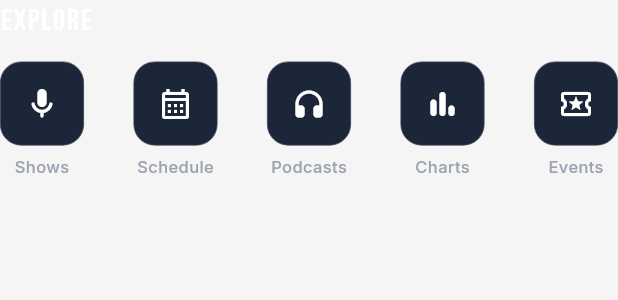
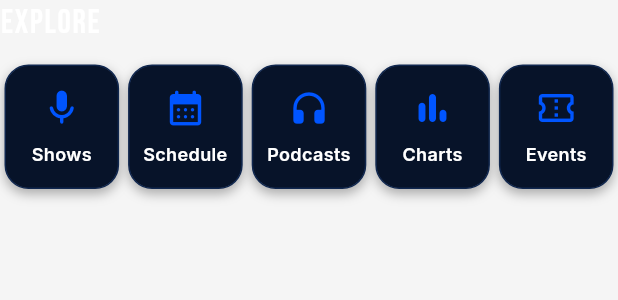
Before and after one commit to m16-omar/93.5-Area-FM-App, a Flutter app: the ExploreGridWidget widget shown alone on an empty page, opened directly, on a phone screen of 412 x 824 dp. Shown: the top 300 px of the screen. Run offline on Flutter 3.47's test engine with Material 3 defaults, Android fonts, the phone set to English and light mode, and no system bars; our stand-ins replace cached_network_image, dio, flutter_riverpod, go_router, google_fonts, hive_flutter and 3 more; accounts and stored records are empty; network calls fail.

Commit message:
fix: update ExploreGridWidget cards to match exact designer mockup in Home Screen.png

```diff
--- a/lib/src/views/home/widgets/explore_grid.dart
+++ b/lib/src/views/home/widgets/explore_grid.dart
@@ -1,19 +1,20 @@
 import 'package:flutter/material.dart';
 import 'package:go_router/go_router.dart';
 import 'package:google_fonts/google_fonts.dart';
-import '../../../../const/app_colors.dart';
 import '../../../routes/route_names.dart';
 
-/// 5-item quick-nav explore grid matching Home Screen.png
+/// 5-item quick-nav explore grid matching the designer spec in Home Screen.png
+/// Each item is a rounded dark navy container card holding both a bright blue icon
+/// and centered white label text.
 class ExploreGridWidget extends StatelessWidget {
   const ExploreGridWidget({super.key});
 
   static const _items = [
     _ExploreItem(icon: Icons.mic_rounded, label: 'Shows', route: RouteNames.shows),
-    _ExploreItem(icon: Icons.calendar_month_outlined, label: 'Schedule', route: RouteNames.shows),
+    _ExploreItem(icon: Icons.calendar_month_rounded, label: 'Schedule', route: RouteNames.shows),
     _ExploreItem(icon: Icons.headphones_rounded, label: 'Podcasts', route: RouteNames.podcasts),
     _ExploreItem(icon: Icons.bar_chart_rounded, label: 'Charts', route: RouteNames.charts),
-    _ExploreItem(icon: Icons.local_activity_outlined, label: 'Events', route: RouteNames.events),
+    _ExploreItem(icon: Icons.confirmation_number_outlined, label: 'Events', route: RouteNames.events),
   ];
 
   @override
@@ -25,7 +26,7 @@ class ExploreGridWidget extends StatelessWidget {
           'EXPLORE',
           style: GoogleFonts.bebasNeue(
             color: Colors.white,
-            fontSize: 20,
+            fontSize: 22,
             letterSpacing: 1.2,
           ),
         ),
@@ -47,30 +48,51 @@ class _ExploreButton extends StatelessWidget {
 
   @override
   Widget build(BuildContext context) {
-    return GestureDetector(
+    return Expanded(
+      child: GestureDetector(
         onTap: () => context.push(item.route),
+        child: Container(
+          margin: const EdgeInsets.symmetric(horizontal: 3),
+          padding: const EdgeInsets.symmetric(vertical: 14, horizontal: 2),
+          decoration: BoxDecoration(
+            color: const Color(0xFF071329),
+            borderRadius: BorderRadius.circular(16),
+            border: Border.all(
+              color: const Color(0xFF0F264E),
+              width: 1,
+            ),
+            boxShadow: [
+              BoxShadow(
+                color: Colors.black.withValues(alpha: 0.3),
+                blurRadius: 6,
+                offset: const Offset(0, 3),
+              ),
+            ],
+          ),
           child: Column(
+            mainAxisSize: MainAxisSize.min,
+            mainAxisAlignment: MainAxisAlignment.center,
             children: [
-          Container(
-            width: 56,
-            height: 56,
-            decoration: BoxDecoration(
-              color: AppColors.surfaceDark2,
-              borderRadius: BorderRadius.circular(14),
-              border: Border.all(color: AppColors.borderDark, width: 0.5),
+              Icon(
+                item.icon,
+                color: const Color(0xFF0055FF),
+                size: 28,
               ),
-            child: Icon(item.icon, color: Colors.white, size: 24),
-          ),
-          const SizedBox(height: 6),
+              const SizedBox(height: 8),
               Text(
                 item.label,
                 style: GoogleFonts.inter(
-              color: AppColors.textSecondaryDark,
-              fontSize: 11,
-              fontWeight: FontWeight.w500,
+                  color: Colors.white,
+                  fontSize: 12,
+                  fontWeight: FontWeight.w600,
+                ),
+                textAlign: TextAlign.center,
+                maxLines: 1,
+                overflow: TextOverflow.ellipsis,
+              ),
+            ],
           ),
         ),
-        ],
       ),
     );
   }
```
Lines whose indentation alone changed are shown as unchanged.
